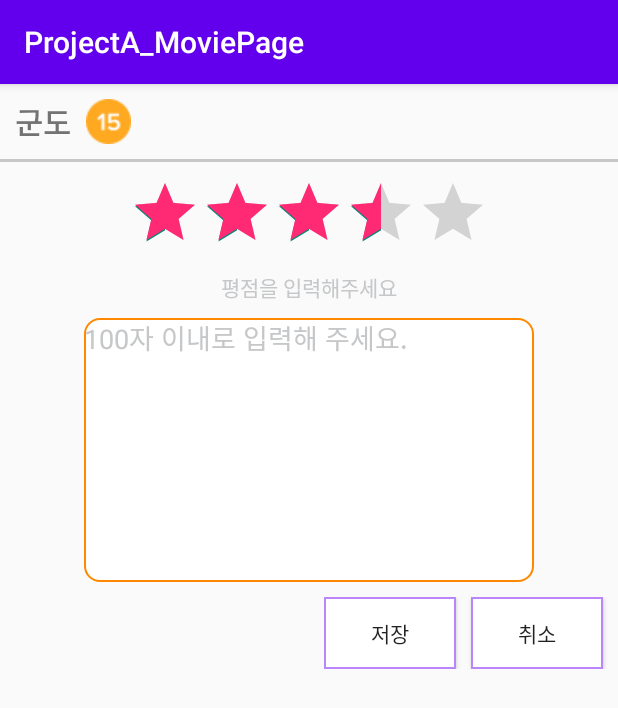
After one commit to ShinYoung-Kim/BoostCourse_AndroidApp, an Android app: the WritingComment screen opened directly, with no data from a screen before it, on a phone screen of 412 x 824 dp. The commit adds this screen. Shown: the top 708 px of the screen. Run offline under Robolectric (Android 15) with nearby library versions, the phone set to English and light mode, and no system bars.

Commit message:
부스트코스 프로젝트 C

```diff
--- a/app/src/main/AndroidManifest.xml
+++ b/app/src/main/AndroidManifest.xml
@@ -10,6 +10,12 @@
         android:supportsRtl="true"
         android:theme="@style/Theme.ProjectA_MoviePage">
         <activity
+            android:name=".CommentList"
+            android:exported="false" />
+        <activity
+            android:name=".WritingComment"
+            android:exported="false" />
+        <activity
             android:name=".MainActivity"
             android:exported="true">
             <intent-filter>
--- /dev/null
+++ b/app/src/main/java/com/ksy/projecta_moviepage/WritingComment.kt
@@ -0,0 +1,11 @@
+package com.ksy.projecta_moviepage
+
+import androidx.appcompat.app.AppCompatActivity
+import android.os.Bundle
+
+class WritingComment : AppCompatActivity() {
+    override fun onCreate(savedInstanceState: Bundle?) {
+        super.onCreate(savedInstanceState)
+        setContentView(R.layout.activity_writing_comment)
+    }
+}
--- /dev/null
+++ b/app/src/main/res/drawable/comment_shape.xml
@@ -0,0 +1,13 @@
+<?xml version="1.0" encoding="utf-8"?>
+<shape xmlns:android="http://schemas.android.com/apk/res/android"
+    android:shape="rectangle">
+    <stroke
+        android:width="1dp"
+        android:color="#FF8800"/>
+    <corners
+        android:bottomLeftRadius="10dp"
+        android:bottomRightRadius="10dp"
+        android:topRightRadius="10dp"
+        android:topLeftRadius="10dp"/>
+    <solid android:color="#FFFFFF" />
+</shape>
--- /dev/null
+++ b/app/src/main/res/layout/activity_writing_comment.xml
@@ -0,0 +1,79 @@
+<?xml version="1.0" encoding="utf-8"?>
+<LinearLayout xmlns:android="http://schemas.android.com/apk/res/android"
+    android:layout_width="match_parent"
+    android:layout_height="match_parent">
+    <LinearLayout
+        android:layout_width="match_parent"
+        android:layout_height="wrap_content"
+        android:orientation="vertical">
+        <LinearLayout
+            android:layout_width="wrap_content"
+            android:layout_height="wrap_content"
+            android:orientation="horizontal"
+            android:layout_marginStart="10dp"
+            android:layout_marginTop="10dp">
+            <TextView
+                android:layout_width="wrap_content"
+                android:layout_height="wrap_content"
+                android:textSize="20sp"
+                android:text="군도"
+                android:textStyle="bold"/>
+            <ImageView
+                android:layout_width="wrap_content"
+                android:layout_height="wrap_content"
+                android:src="@drawable/ic_15"
+                android:layout_marginStart="10dp"/>
+        </LinearLayout>
+        <View
+            android:layout_width="match_parent"
+            android:layout_height="2dp"
+            android:background="@color/gray"
+            android:layout_marginTop="10dp"/>
+        <RatingBar
+            android:layout_width="wrap_content"
+            android:layout_height="wrap_content"
+            android:isIndicator="true"
+            android:numStars="5"
+            android:rating="3.5"
+            android:stepSize="0.1"
+            android:progressTint="#FFFF2974"
+            android:layout_marginTop="10dp"
+            android:layout_gravity="center"/>
+        <TextView
+            android:layout_width="wrap_content"
+            android:layout_height="wrap_content"
+            android:text="평점을 입력해주세요"
+            android:textColor="@color/gray"
+            android:layout_marginTop="5dp"
+            android:layout_gravity="center"/>
+        <EditText
+            android:layout_width="300dp"
+            android:layout_height="wrap_content"
+            android:lines="8"
+            android:text="100자 이내로 입력해 주세요."
+            android:textColor="@color/gray"
+            android:gravity="top"
+            android:layout_marginTop="10dp"
+            android:layout_gravity="center"
+            android:background="@drawable/comment_shape"/>
+        <LinearLayout
+            android:layout_width="wrap_content"
+            android:layout_height="wrap_content"
+            android:orientation="horizontal"
+            android:layout_marginTop="10dp"
+            android:layout_gravity="right">
+            <Button
+                android:layout_width="wrap_content"
+                android:layout_height="wrap_content"
+                android:text="저장"
+                android:background="@drawable/shape" />
+            <Button
+                android:layout_width="wrap_content"
+                android:layout_height="wrap_content"
+                android:text="취소"
+                android:background="@drawable/shape"
+                android:layout_marginStart="10dp"
+                android:layout_marginEnd="10dp"/>
+        </LinearLayout>
+    </LinearLayout>
+</LinearLayout>
--- a/build.gradle
+++ b/build.gradle
@@ -12,6 +12,7 @@ buildscript {
 plugins {
     id 'com.android.application' version '7.1.2' apply false
     id 'com.android.library' version '7.1.2' apply false
+    id 'org.jetbrains.kotlin.android' version '1.6.10' apply false
 }
 
 task clean(type: Delete) {
```
Also changed, not shown: app/src/main/java/com/ksy/projecta_moviepage/CommentList.kt (added, +21 -0 lines), app/src/main/java/com/ksy/projecta_moviepage/MainActivity.kt (+11 -0 lines), app/src/main/res/layout/activity_comment_list.xml (added, +63 -0 lines).
